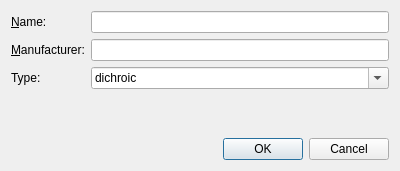
jkriege2/QuickFit3, file libqf3widgets/qf3filtereditor.ui: the form before one commit.
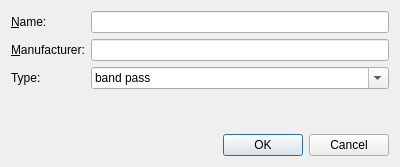
The form after the commit. Icons and pictures are not drawn.

Commit message: QuickFit3/B00SPIM:   - updated new SPIM control dialog   - separated new and old control dialogs into two (also two buttons/menu entries)

```diff
--- a/libqf3widgets/qf3filtereditor.ui
+++ b/libqf3widgets/qf3filtereditor.ui
@@ -7,7 +7,7 @@
     <x>0</x>
     <y>0</y>
     <width>400</width>
-    <height>171</height>
+    <height>167</height>
    </rect>
   </property>
   <property name="sizePolicy">
@@ -36,29 +36,6 @@
    <item row="0" column="1">
     <widget class="QLineEdit" name="edtName"/>
    </item>
-   <item row="4" column="0">
-    <spacer name="verticalSpacer">
-     <property name="orientation">
-      <enum>Qt::Vertical</enum>
-     </property>
-     <property name="sizeHint" stdset="0">
-      <size>
-       <width>20</width>
-       <height>40</height>
-      </size>
-     </property>
-    </spacer>
-   </item>
-   <item row="5" column="0" colspan="2">
-    <widget class="QDialogButtonBox" name="buttonBox">
-     <property name="orientation">
-      <enum>Qt::Horizontal</enum>
-     </property>
-     <property name="standardButtons">
-      <set>QDialogButtonBox::Cancel|QDialogButtonBox::Ok</set>
-     </property>
-    </widget>
-   </item>
    <item row="1" column="0">
     <widget class="QLabel" name="label_2">
      <property name="text">
@@ -87,11 +64,6 @@
      <property name="editable">
       <bool>true</bool>
      </property>
-     <item>
-      <property name="text">
-       <string>dichroic</string>
-      </property>
-     </item>
      <item>
       <property name="text">
        <string>band pass</string>
@@ -112,6 +84,56 @@
        <string>polarizing</string>
       </property>
      </item>
+     <item>
+      <property name="text">
+       <string>dichroic splitter</string>
+      </property>
+      <property name="icon">
+       <iconset resource="libqf3widgets.qrc">
+        <normaloff>:/libqf3widgets/filter_dichroic.png</normaloff>:/libqf3widgets/filter_dichroic.png</iconset>
+      </property>
+     </item>
+     <item>
+      <property name="text">
+       <string>neutral beam splitter</string>
+      </property>
+      <property name="icon">
+       <iconset resource="libqf3widgets.qrc">
+        <normaloff>:/libqf3widgets/filter_splitterneutral.png</normaloff>:/libqf3widgets/filter_splitterneutral.png</iconset>
+      </property>
+     </item>
+     <item>
+      <property name="text">
+       <string>polarizing splitter</string>
+      </property>
+      <property name="icon">
+       <iconset resource="libqf3widgets.qrc">
+        <normaloff>:/libqf3widgets/filter_splitterpol.png</normaloff>:/libqf3widgets/filter_splitterpol.png</iconset>
+      </property>
+     </item>
+    </widget>
+   </item>
+   <item row="3" column="0">
+    <spacer name="verticalSpacer">
+     <property name="orientation">
+      <enum>Qt::Vertical</enum>
+     </property>
+     <property name="sizeHint" stdset="0">
+      <size>
+       <width>20</width>
+       <height>40</height>
+      </size>
+     </property>
+    </spacer>
+   </item>
+   <item row="4" column="0" colspan="2">
+    <widget class="QDialogButtonBox" name="buttonBox">
+     <property name="orientation">
+      <enum>Qt::Horizontal</enum>
+     </property>
+     <property name="standardButtons">
+      <set>QDialogButtonBox::Cancel|QDialogButtonBox::Ok</set>
+     </property>
     </widget>
    </item>
   </layout>
```
Left out of the diff: 29 changed lines with no effect on the pictures. The commit also changes 63 other files.
